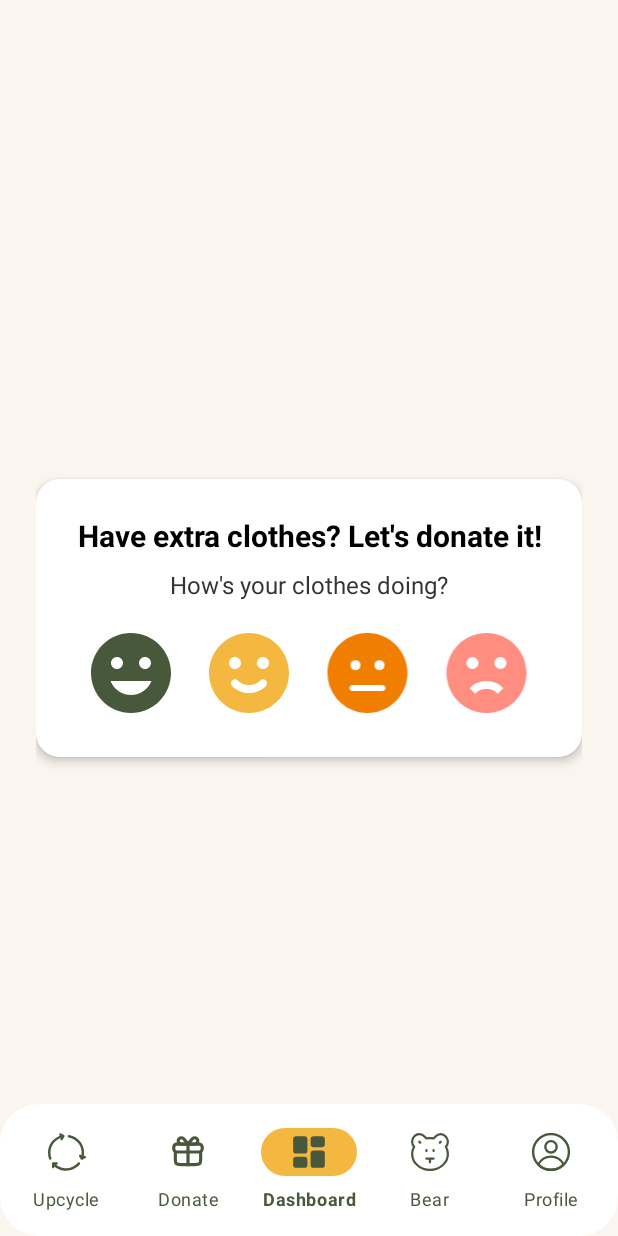
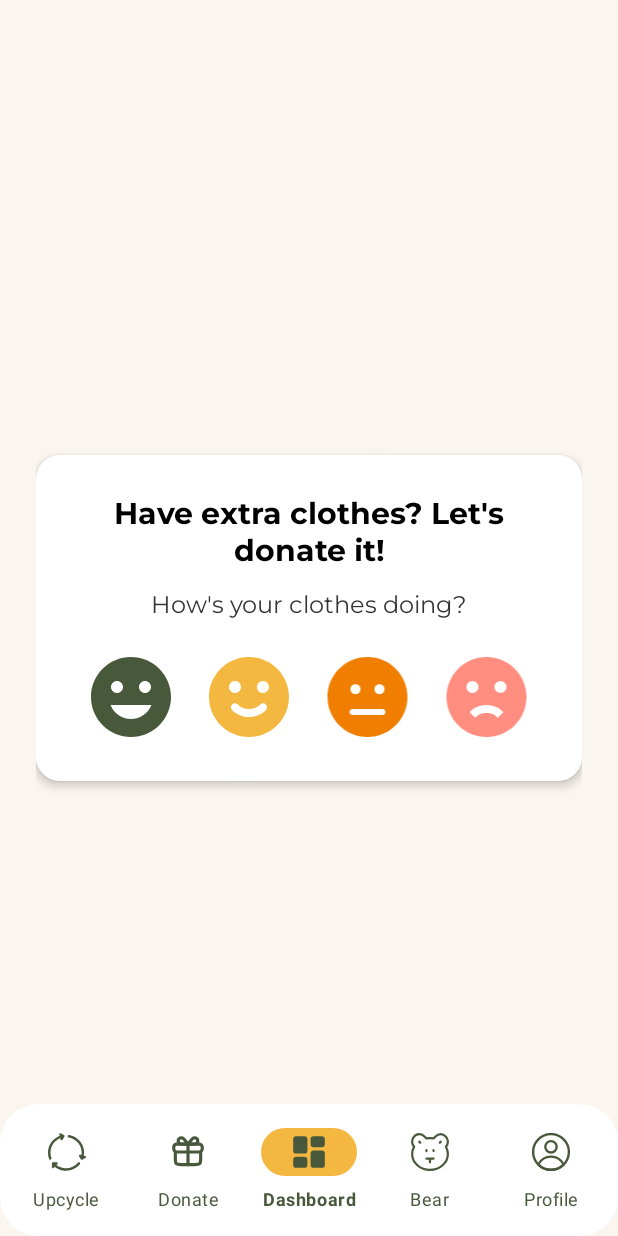
Before and after one commit to mfsvelasquez/Retasify, an Android app: the fragment DonateFragment placed in its activity, on a phone screen of 412 x 824 dp. Run offline under Robolectric (Android 15) with nearby library versions, the phone set to English and light mode, and no system bars; our stand-ins replace CircleImageView.

Commit message:
redo, font change, xml delete

```diff
--- a/app/src/main/res/layout/fragment_donate.xml
+++ b/app/src/main/res/layout/fragment_donate.xml
@@ -21,6 +21,7 @@
             android:layout_width="330dp"
             android:layout_height="wrap_content"
             android:layout_gravity="center"
+            android:fontFamily="@font/montserrat_bold"
             android:text="Have extra clothes? Let's donate it!"
             android:textAlignment="center"
             android:textColor="#000000"
@@ -31,6 +32,7 @@
             android:id="@+id/subText"
             android:layout_width="wrap_content"
             android:layout_height="wrap_content"
+            android:fontFamily="@font/montserrat_regular"
             android:text="How's your clothes doing?"
             android:textSize="16sp"
             android:textColor="#333333"
```
